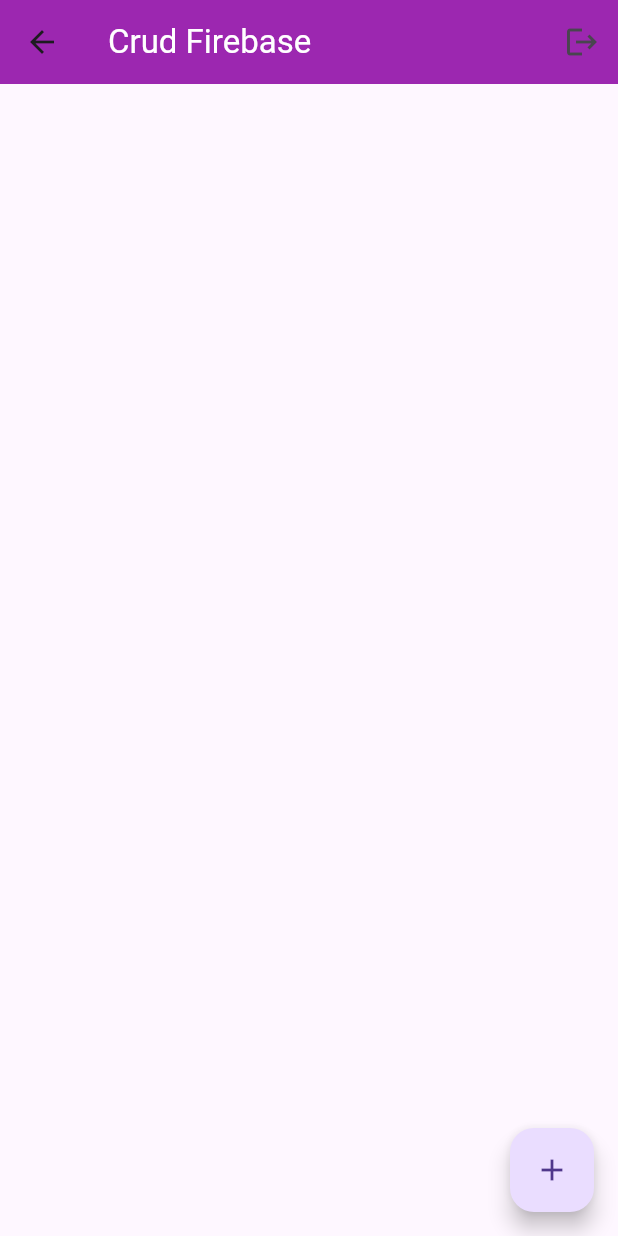
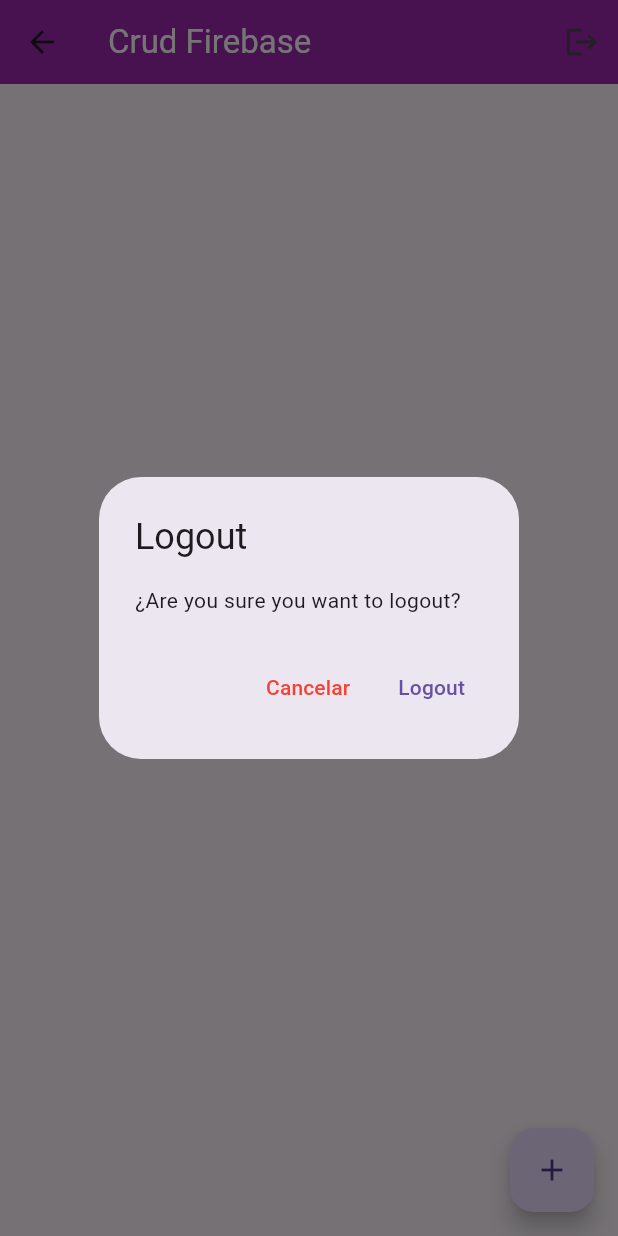
Before and after one commit to jlvillasmilv/flutter_course, a Flutter app: the Home screen opened directly, after a tap on the "logout" icon, on a phone screen of 412 x 824 dp. Run offline on Flutter 3.47's test engine with Material 3 defaults, Android fonts, the light colour scheme and no system bars; our stand-ins replace cloud_firestore, firebase_auth, firebase_core, sqflite; accounts and stored records are empty.

Commit message:
show dialog logout

```diff
--- a/crud_firebase/lib/pages/home_page.dart
+++ b/crud_firebase/lib/pages/home_page.dart
@@ -20,11 +20,33 @@
           IconButton(
             icon: Icon(Icons.logout),
             onPressed: () async {
-              //do you want logout
-              // showAboutDialog(context: context);
-
-              FirebaseAuth.instance.signOut();
-              Navigator.pushNamed(context, '/login');
+              await showDialog(
+                context: context,
+                builder: (context) {
+                  return AlertDialog(
+                    title: Text('Logout'),
+                    content: Text('¿Are you sure you want to logout?'),
+                    actions: [
+                      TextButton(
+                        onPressed: () {
+                          Navigator.pop(context, false);
+                        },
+                        child: Text(
+                          'Cancelar',
+                          style: TextStyle(color: Colors.red),
+                        ),
+                      ),
+                      TextButton(
+                        onPressed: () {
+                          FirebaseAuth.instance.signOut();
+                          Navigator.pop(context, true);
+                        },
+                        child: Text('Logout'),
+                      ),
+                    ],
+                  );
+                },
+              );
             },
           ),
         ],
```
